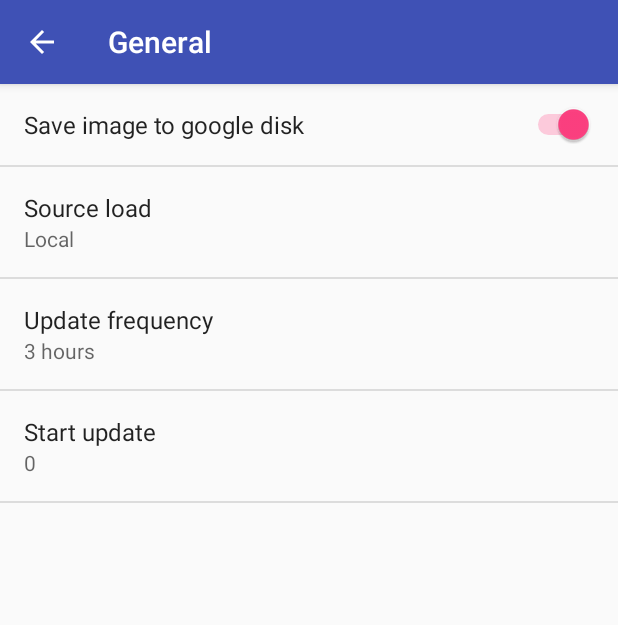
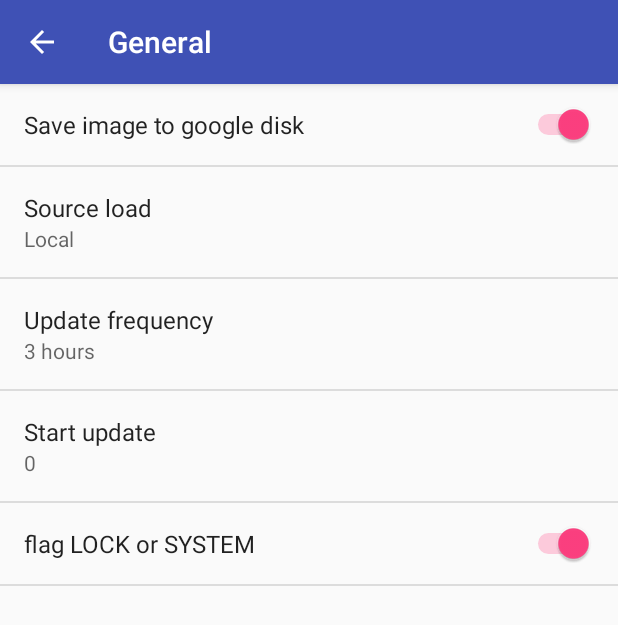
Before and after one commit to lebalex/LockScreen2, an Android app: the SettingsActivity screen opened directly, with no data from a screen before it, after a tap on "General", on a phone screen of 412 x 824 dp. Shown: the top 625 px of the screen. Run offline under Robolectric (Android 15) with nearby library versions, the phone set to English and light mode, and no system bars.

Commit message:
android 7

```diff
--- a/app/build.gradle
+++ b/app/build.gradle
@@ -5,7 +5,7 @@ android {
     buildToolsVersion "24.0.2"
     defaultConfig {
         applicationId "xyz.lebalex.lockscreen"
-        minSdkVersion 23
+        minSdkVersion 24
         targetSdkVersion 24
         versionCode 1
         versionName "1.0"
--- a/app/src/main/java/xyz/lebalex/lockscreen/MyServiceGoole.java
+++ b/app/src/main/java/xyz/lebalex/lockscreen/MyServiceGoole.java
@@ -169,7 +169,8 @@ try {
             .getInstance(con);
     wallpaperManager.clear();
 
-    wallpaperManager.setBitmap(imageForScreen(bitmap));
+    //wallpaperManager.setBitmap(imageForScreen(bitmap));
+    wallpaperManager.setBitmap(imageForScreen(bitmap), null, true, WallpaperManager.FLAG_LOCK);
     Log.i("MyServiceGoole", "Set");
 
 }catch(Exception e)
--- a/app/src/main/res/values/strings.xml
+++ b/app/src/main/res/values/strings.xml
@@ -14,7 +14,8 @@
     <string name="pref_description_social_recommendations"></string>
     <string name="pref_title_image_from_inet">Image from inet</string>
     <string name="pref_description_image_from_inet"></string>
-
+    <string name="flag_wall_summary"></string>
+    <string name="flag_wall_Title">flag LOCK or SYSTEM</string>
 
 
     <string name="pref_title_update_start">Start update</string>
--- a/app/src/main/res/xml/pref_general.xml
+++ b/app/src/main/res/xml/pref_general.xml
@@ -41,6 +41,12 @@
         android:singleLine="true"
         android:title="@string/pref_title_update_start" />
 
+    <SwitchPreference
+        android:defaultValue="true"
+        android:key="flag_wall"
+        android:summary="@string/flag_wall_summary"
+        android:title="@string/flag_wall_Title" />
+
     <!-- NOTE: Hide buttons to simplify the UI. Users can touch outside the dialog to
          dismiss it. -->
     <!-- NOTE: ListPreference's summary should be set to its value by the activity code. -->
```
Also changed, not shown: app/src/main/AndroidManifest.xml (+8 -1 lines), app/src/main/java/xyz/lebalex/lockscreen/MainActivity.java (+12 -16 lines), app/src/main/java/xyz/lebalex/lockscreen/MyService.java (+17 -2 lines).
